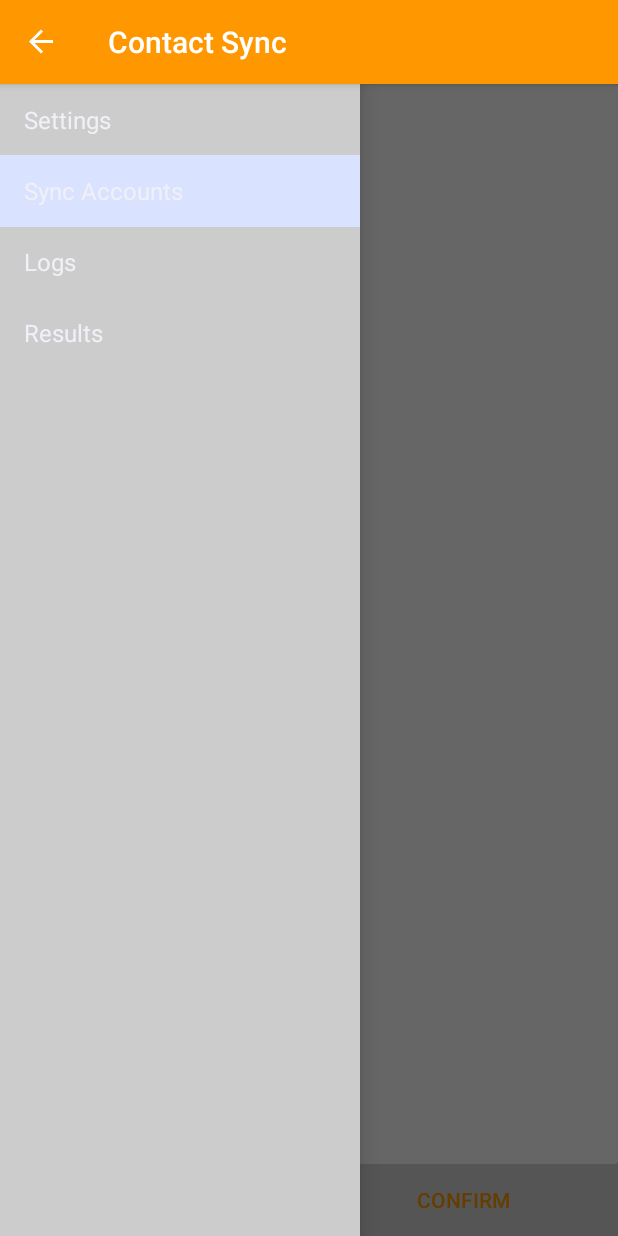
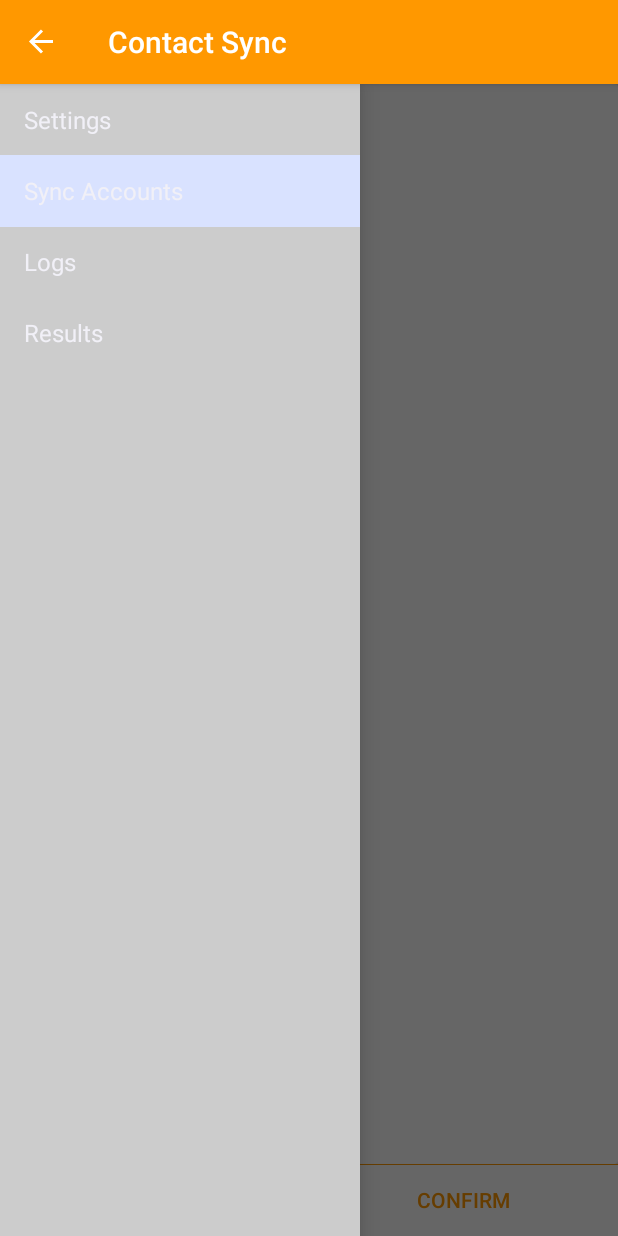
Before and after one commit to ojredmond/AndroidContactSync, an Android app: the fragment MergeFragment placed in its activity, with the side drawer open, on a phone screen of 412 x 824 dp. Run offline under Robolectric (Android 15) with nearby library versions, the phone set to English and light mode, and no system bars; 10 statements that could not run were skipped.

Commit message:
Update fragment_merge.xml

```diff
--- a/app/src/main/res/layout/fragment_merge.xml
+++ b/app/src/main/res/layout/fragment_merge.xml
@@ -10,7 +10,7 @@
         android:layout_height="@dimen/button__bar_height"
         android:layout_alignParentBottom="true"
         android:orientation="horizontal"
-        android:background="@drawable/border_top"
+        android:background="@drawable/button_border_top"
         >
 
         <Button
```
